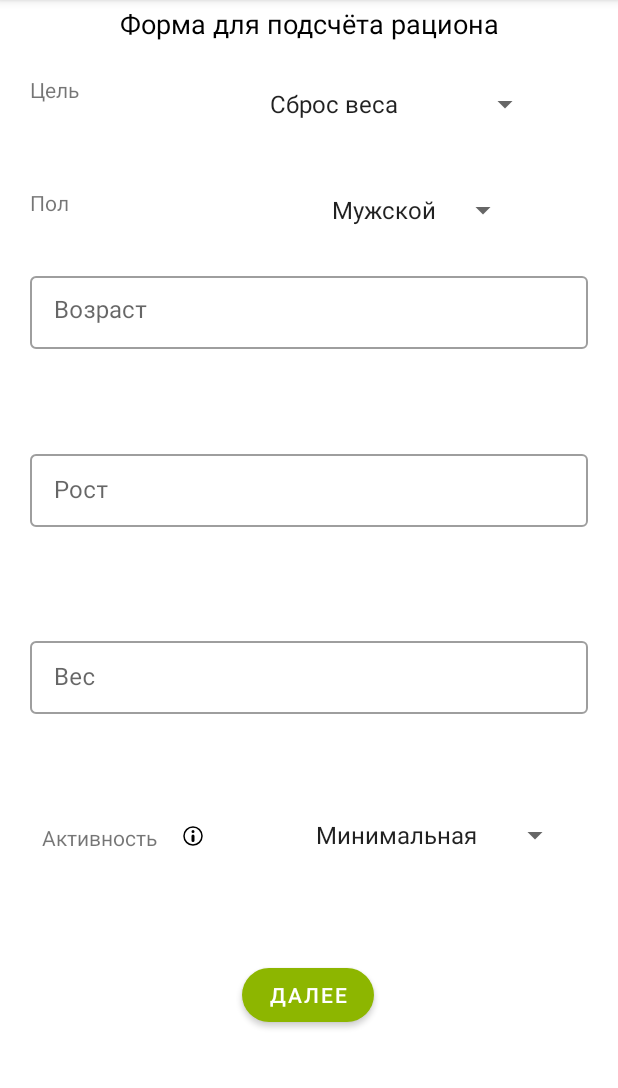
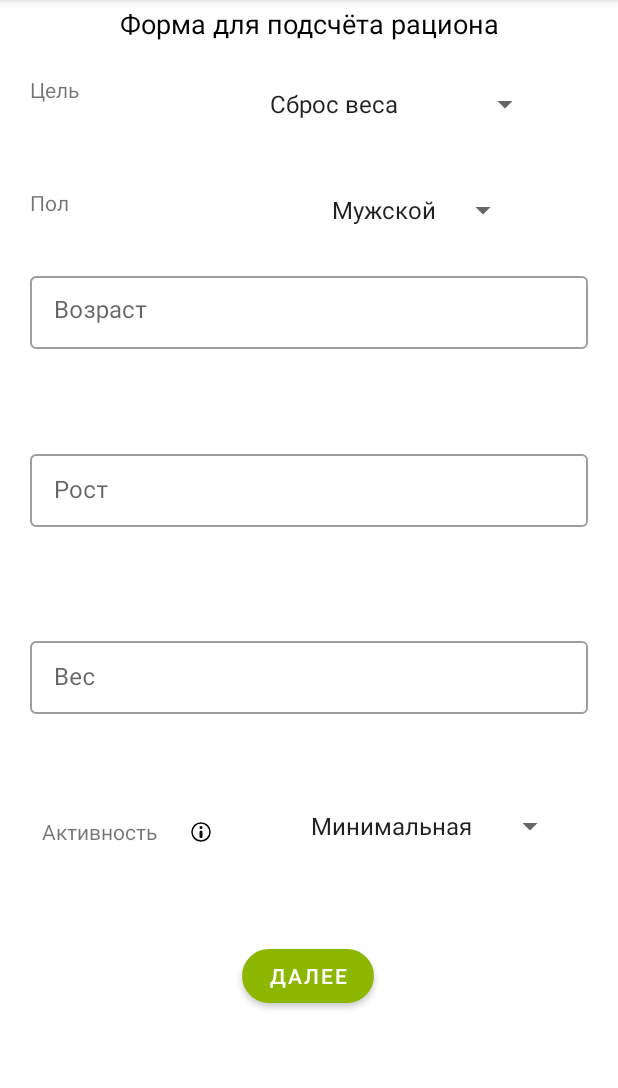
Before and after one commit to AbatedPlacebo/MyRation, an Android app: the screen it shows after launch (MainActivity), after a tap on "ДАЛЕЕ", on a phone screen of 412 x 824 dp, the part 84-1172 px from its top. Run offline under Robolectric (Android 15) with nearby library versions, the phone set to English and light mode, and no system bars; our stand-ins replace navigation-ui; 1 other tap on this screen came first.

Commit message:
fixed questions.xml x2

```diff
--- a/app/src/main/res/layout/questions.xml
+++ b/app/src/main/res/layout/questions.xml
@@ -140,10 +140,10 @@
         android:textSize="15sp"
         app:layout_constraintBottom_toBottomOf="parent"
         app:layout_constraintEnd_toEndOf="parent"
-        app:layout_constraintHorizontal_bias="0.755"
+        app:layout_constraintHorizontal_bias="0.728"
         app:layout_constraintStart_toEndOf="@+id/textView_activity"
-        app:layout_constraintTop_toTopOf="parent"
-        app:layout_constraintVertical_bias="0.74" />
+        app:layout_constraintTop_toBottomOf="@+id/weightContainer"
+        app:layout_constraintVertical_bias="0.208" />
 
     <TextView
         android:id="@+id/textView_target"
@@ -180,22 +180,21 @@
         app:layout_constraintEnd_toEndOf="parent"
         app:layout_constraintHorizontal_bias="0.083"
         app:layout_constraintStart_toStartOf="parent"
-        app:layout_constraintTop_toTopOf="parent"
-        app:layout_constraintVertical_bias="0.733" />
+        app:layout_constraintTop_toBottomOf="@+id/weightContainer"
+        app:layout_constraintVertical_bias="0.251" />
 
     <Button
         android:id="@+id/button_next"
         android:layout_width="wrap_content"
         android:layout_height="wrap_content"
-        android:layout_marginTop="111dp"
         android:text="Далее"
         app:cornerRadius="35dp"
         app:layout_constraintBottom_toBottomOf="parent"
         app:layout_constraintEnd_toEndOf="parent"
         app:layout_constraintHorizontal_bias="0.498"
         app:layout_constraintStart_toStartOf="parent"
-        app:layout_constraintTop_toTopOf="parent"
-        app:layout_constraintVertical_bias="0.867" />
+        app:layout_constraintTop_toBottomOf="@+id/spinner_activity"
+        app:layout_constraintVertical_bias="0.358" />
 
     <ImageButton
         android:id="@+id/info_activity_Button"
@@ -204,10 +203,10 @@
         android:background="#FFFFFF"
         app:layout_constraintBottom_toBottomOf="parent"
         app:layout_constraintEnd_toEndOf="parent"
-        app:layout_constraintHorizontal_bias="0.303"
+        app:layout_constraintHorizontal_bias="0.316"
         app:layout_constraintStart_toStartOf="parent"
-        app:layout_constraintTop_toTopOf="parent"
-        app:layout_constraintVertical_bias="0.732"
+        app:layout_constraintTop_toBottomOf="@+id/weightContainer"
+        app:layout_constraintVertical_bias="0.252"
         app:srcCompat="@drawable/ic_information_24dp" />
 
     <TextView
```
